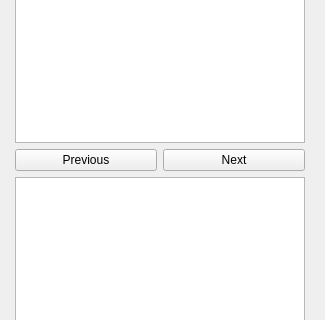
First picture: the form in tabs/MyDriveLoggedInTab.ui, repository ellipsis-drive-internal/qgis-plugin, before the edit; both pictures show x 0 to 325 and y 100 to 420 of the 325 by 558 pixel window.
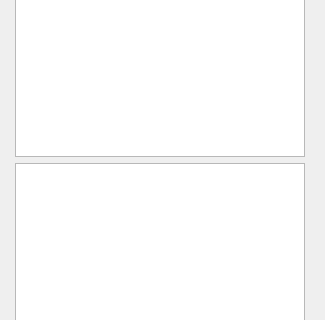
Second picture: the form after the edit.

Commit message: no more next/previous buttons, walking the file tree is done by clicking the folders

The edit to the form file:
```diff
--- a/tabs/MyDriveLoggedInTab.ui
+++ b/tabs/MyDriveLoggedInTab.ui
@@ -36,13 +36,6 @@
       </property>
      </widget>
     </item>
-    <item row="8" column="1">
-     <widget class="QPushButton" name="pushButton_previous">
-      <property name="text">
-       <string>Previous</string>
-      </property>
-     </widget>
-    </item>
     <item row="2" column="1" colspan="2">
      <widget class="QLabel" name="label_path">
       <property name="text">
@@ -50,13 +43,6 @@
       </property>
      </widget>
     </item>
-    <item row="8" column="2">
-     <widget class="QPushButton" name="pushButton_next">
-      <property name="text">
-       <string>Next</string>
-      </property>
-     </widget>
-    </item>
     <item row="1" column="1">
      <widget class="QLabel" name="label">
       <property name="text">
```
Left out of the diff: 2 changed lines with no effect on the pictures. The commit also changes 1 other file.
